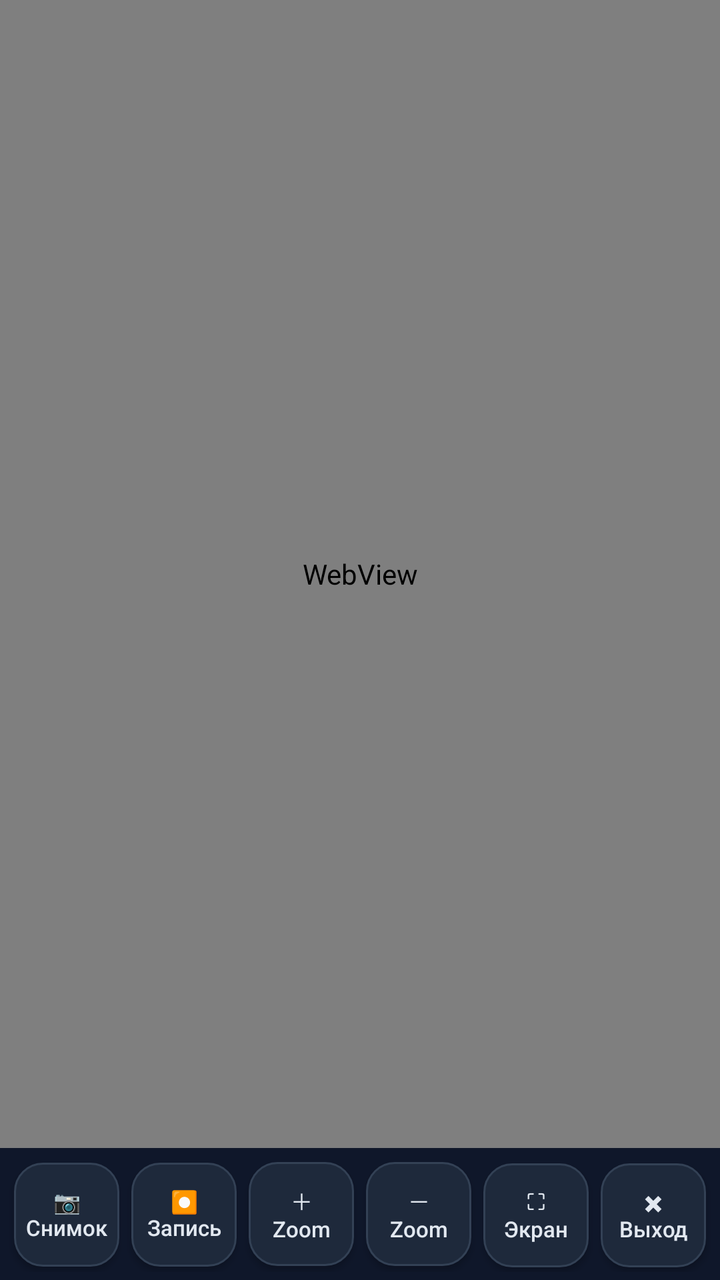
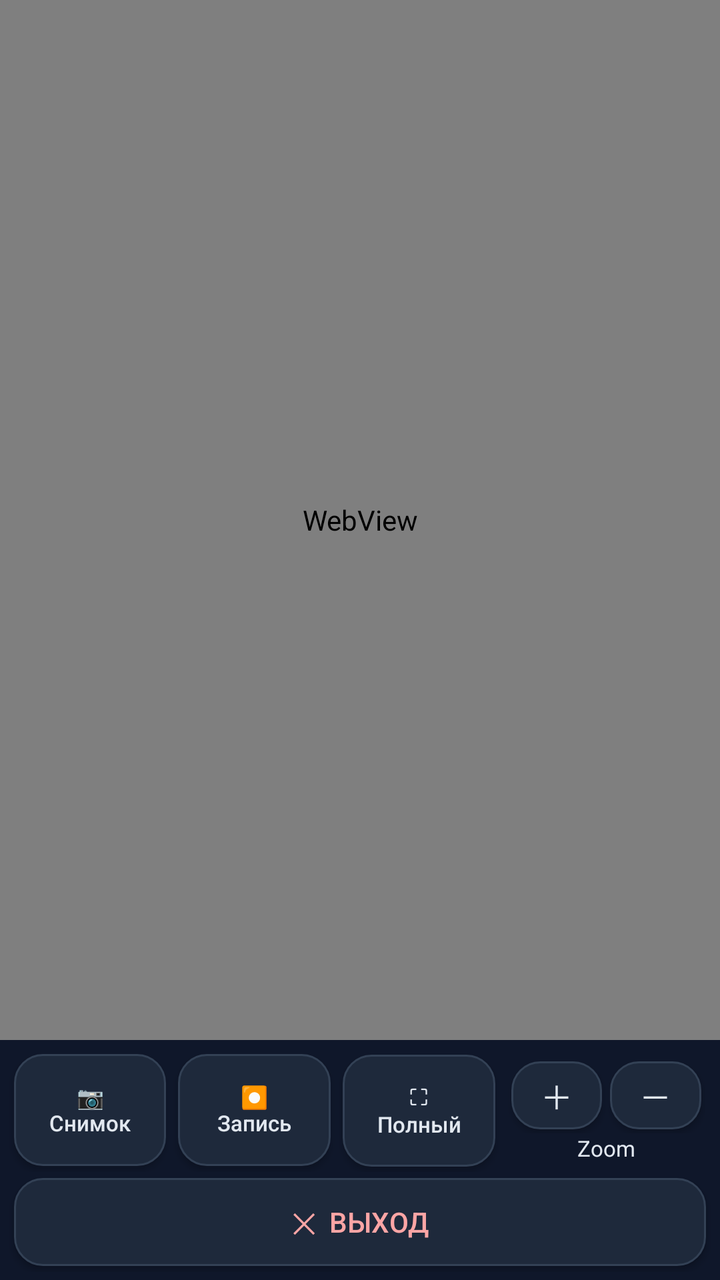

Two renders of the same Android screen: before a commit and after it. Below are the layout's source before the change and the commit's diff.
<!-- AndroidManifest.xml: application theme AppTheme -->
<!-- res/layout/activity_main.xml -->
<?xml version="1.0" encoding="utf-8"?>
<FrameLayout xmlns:android="http://schemas.android.com/apk/res/android" android:id="@+id/root"
    android:layout_width="match_parent" android:layout_height="match_parent" android:background="#000000">
    <LinearLayout android:layout_width="match_parent" android:layout_height="match_parent" android:orientation="vertical">
        <WebView android:id="@+id/web" android:layout_width="match_parent" android:layout_height="0dp" android:layout_weight="1"/>
        <LinearLayout android:id="@+id/bar" android:layout_width="match_parent" android:layout_height="wrap_content"
            android:orientation="horizontal" android:background="#0F172A" android:padding="4dp">
            <Button android:id="@+id/btnShot" style="@style/Btn" android:text="📷&#10;Снимок"/>
            <Button android:id="@+id/btnRec" style="@style/Btn" android:text="⏺&#10;Запись"/>
            <Button android:id="@+id/btnZin" style="@style/Btn" android:text="＋&#10;Zoom"/>
            <Button android:id="@+id/btnZout" style="@style/Btn" android:text="－&#10;Zoom"/>
            <Button android:id="@+id/btnFull" style="@style/Btn" android:text="⛶&#10;Экран"/>
            <Button android:id="@+id/btnExit" style="@style/Btn" android:text="✖&#10;Выход"/>
        </LinearLayout>
    </LinearLayout>
    <TextView android:id="@+id/fab" android:layout_width="44dp" android:layout_height="44dp" android:layout_gravity="top|end"
        android:layout_margin="12dp" android:background="@drawable/fab_bg" android:gravity="center" android:text="⤡"
        android:textColor="#FFFFFF" android:textSize="22sp" android:alpha="0.6" android:visibility="gone"/>
</FrameLayout>
<!-- resources referenced by this layout -->
<resources>
  <!-- drawable fab_bg (drawable) -->
  <shape xmlns:android="http://schemas.android.com/apk/res/android" android:shape="oval"><solid android:color="#99000000"/></shape>
  <style name="Btn">
          <item name="android:layout_width">0dp</item>
          <item name="android:layout_height">52dp</item>
          <item name="android:layout_weight">1</item>
          <item name="android:layout_margin">3dp</item>
          <item name="android:background">@drawable/btn_bg</item>
          <item name="android:textColor">#E2E8F0</item>
          <item name="android:textSize">11sp</item>
          <item name="android:textAllCaps">false</item>
          <item name="android:padding">0dp</item>
      </style>
  <style name="AppTheme" parent="android:Theme.Material.NoActionBar">
          <item name="android:windowBackground">@android:color/black</item>
          <item name="android:statusBarColor">#0F172A</item>
          <item name="android:navigationBarColor">#0F172A</item>
      </style>
  <!-- drawable btn_bg (drawable) -->
  <selector xmlns:android="http://schemas.android.com/apk/res/android">
      <item android:state_activated="true"><shape><solid android:color="#DC2626"/><corners android:radius="14dp"/></shape></item>
      <item android:state_pressed="true"><shape><solid android:color="#0E7490"/><corners android:radius="14dp"/></shape></item>
      <item><shape><solid android:color="#1E293B"/><corners android:radius="14dp"/><stroke android:width="1dp" android:color="#334155"/></shape></item>
  </selector>
</resources>

<!-- the commit's change to res/layout/activity_main.xml (unified diff, before → after) -->
@@ -4,16 +4,31 @@
     <LinearLayout android:layout_width="match_parent" android:layout_height="match_parent" android:orientation="vertical">
         <WebView android:id="@+id/web" android:layout_width="match_parent" android:layout_height="0dp" android:layout_weight="1"/>
         <LinearLayout android:id="@+id/bar" android:layout_width="match_parent" android:layout_height="wrap_content"
-            android:orientation="horizontal" android:background="#0F172A" android:padding="4dp">
-            <Button android:id="@+id/btnShot" style="@style/Btn" android:text="📷&#10;Снимок"/>
-            <Button android:id="@+id/btnRec" style="@style/Btn" android:text="⏺&#10;Запись"/>
-            <Button android:id="@+id/btnZin" style="@style/Btn" android:text="＋&#10;Zoom"/>
-            <Button android:id="@+id/btnZout" style="@style/Btn" android:text="－&#10;Zoom"/>
-            <Button android:id="@+id/btnFull" style="@style/Btn" android:text="⛶&#10;Экран"/>
-            <Button android:id="@+id/btnExit" style="@style/Btn" android:text="✖&#10;Выход"/>
+            android:orientation="vertical" android:background="#0F172A" android:padding="4dp">
+            <LinearLayout android:layout_width="match_parent" android:layout_height="wrap_content" android:orientation="horizontal">
+                <Button android:id="@+id/btnShot" style="@style/Btn" android:text="📷&#10;Снимок"/>
+                <Button android:id="@+id/btnRec" style="@style/Btn" android:text="⏺&#10;Запись"/>
+                <Button android:id="@+id/btnFull" style="@style/Btn" android:text="⛶&#10;Полный"/>
+                <LinearLayout android:layout_width="0dp" android:layout_height="56dp" android:layout_weight="1.3"
+                    android:layout_margin="3dp" android:orientation="vertical" android:gravity="center">
+                    <LinearLayout android:layout_width="match_parent" android:layout_height="wrap_content" android:orientation="horizontal">
+                        <Button android:id="@+id/btnZin" style="@style/BtnZ" android:text="＋"/>
+                        <Button android:id="@+id/btnZout" style="@style/BtnZ" android:text="－"/>
+                    </LinearLayout>
+                    <TextView android:layout_width="wrap_content" android:layout_height="wrap_content"
+                        android:text="Zoom" android:textColor="#E2E8F0" android:textSize="11sp"/>
+                </LinearLayout>
+            </LinearLayout>
+            <Button android:id="@+id/btnExit" style="@style/ExitBtn" android:text="✕  ВЫХОД"/>
         </LinearLayout>
     </LinearLayout>
-    <TextView android:id="@+id/fab" android:layout_width="44dp" android:layout_height="44dp" android:layout_gravity="top|end"
-        android:layout_margin="12dp" android:background="@drawable/fab_bg" android:gravity="center" android:text="⤡"
-        android:textColor="#FFFFFF" android:textSize="22sp" android:alpha="0.6" android:visibility="gone"/>
+    <LinearLayout android:id="@+id/ovl" android:layout_width="wrap_content" android:layout_height="wrap_content"
+        android:layout_gravity="bottom|center_horizontal" android:layout_marginBottom="24dp"
+        android:orientation="horizontal" android:alpha="0.5" android:visibility="gone">
+        <Button android:id="@+id/ovShot" style="@style/Small" android:text="📷"/>
+        <Button android:id="@+id/ovRec" style="@style/Small" android:text="⏺"/>
+        <Button android:id="@+id/ovZin" style="@style/Small" android:text="＋"/>
+        <Button android:id="@+id/ovZout" style="@style/Small" android:text="－"/>
+        <Button android:id="@+id/ovFull" style="@style/Small" android:text="⤡"/>
+    </LinearLayout>
 </FrameLayout>
<!-- resource entries referenced after the edit -->
@@ -1,10 +1,8 @@
 <!-- resources referenced by this layout -->
 <resources>
-  <!-- drawable fab_bg (drawable) -->
-  <shape xmlns:android="http://schemas.android.com/apk/res/android" android:shape="oval"><solid android:color="#99000000"/></shape>
   <style name="Btn">
           <item name="android:layout_width">0dp</item>
-          <item name="android:layout_height">52dp</item>
+          <item name="android:layout_height">56dp</item>
           <item name="android:layout_weight">1</item>
           <item name="android:layout_margin">3dp</item>
           <item name="android:background">@drawable/btn_bg</item>
@@ -12,6 +10,45 @@
           <item name="android:textSize">11sp</item>
           <item name="android:textAllCaps">false</item>
           <item name="android:padding">0dp</item>
+          <item name="android:minWidth">0dp</item>
+          <item name="android:minHeight">0dp</item>
+      </style>
+  <style name="BtnZ">
+          <item name="android:layout_width">0dp</item>
+          <item name="android:layout_height">34dp</item>
+          <item name="android:layout_weight">1</item>
+          <item name="android:layout_margin">2dp</item>
+          <item name="android:background">@drawable/btn_bg</item>
+          <item name="android:textColor">#E2E8F0</item>
+          <item name="android:textSize">16sp</item>
+          <item name="android:textAllCaps">false</item>
+          <item name="android:padding">0dp</item>
+          <item name="android:minWidth">0dp</item>
+          <item name="android:minHeight">0dp</item>
+      </style>
+  <style name="ExitBtn">
+          <item name="android:layout_width">match_parent</item>
+          <item name="android:layout_height">44dp</item>
+          <item name="android:layout_margin">3dp</item>
+          <item name="android:background">@drawable/btn_bg</item>
+          <item name="android:textColor">#FCA5A5</item>
+          <item name="android:textSize">14sp</item>
+          <item name="android:textAllCaps">false</item>
+          <item name="android:minWidth">0dp</item>
+          <item name="android:minHeight">0dp</item>
+      </style>
+  <style name="Small">
+          <item name="android:layout_width">40dp</item>
+          <item name="android:layout_height">40dp</item>
+          <item name="android:layout_margin">4dp</item>
+          <item name="android:background">@drawable/ov_bg</item>
+          <item name="android:textColor">#FFFFFF</item>
+          <item name="android:textSize">16sp</item>
+          <item name="android:textAllCaps">false</item>
+          <item name="android:padding">0dp</item>
+          <item name="android:minWidth">0dp</item>
+          <item name="android:minHeight">0dp</item>
+          <item name="android:stateListAnimator">@null</item>
       </style>
   <style name="AppTheme" parent="android:Theme.Material.NoActionBar">
           <item name="android:windowBackground">@android:color/black</item>
@@ -24,5 +61,11 @@
       <item android:state_pressed="true"><shape><solid android:color="#0E7490"/><corners android:radius="14dp"/></shape></item>
       <item><shape><solid android:color="#1E293B"/><corners android:radius="14dp"/><stroke android:width="1dp" android:color="#334155"/></shape></item>
   </selector>
+  <!-- drawable ov_bg (drawable) -->
+  <selector xmlns:android="http://schemas.android.com/apk/res/android">
+      <item android:state_activated="true"><shape android:shape="oval"><solid android:color="#DC2626"/></shape></item>
+      <item android:state_pressed="true"><shape android:shape="oval"><solid android:color="#80FFFFFF"/></shape></item>
+      <item><shape android:shape="oval"><solid android:color="#99000000"/></shape></item>
+  </selector>
 </resources>
 
